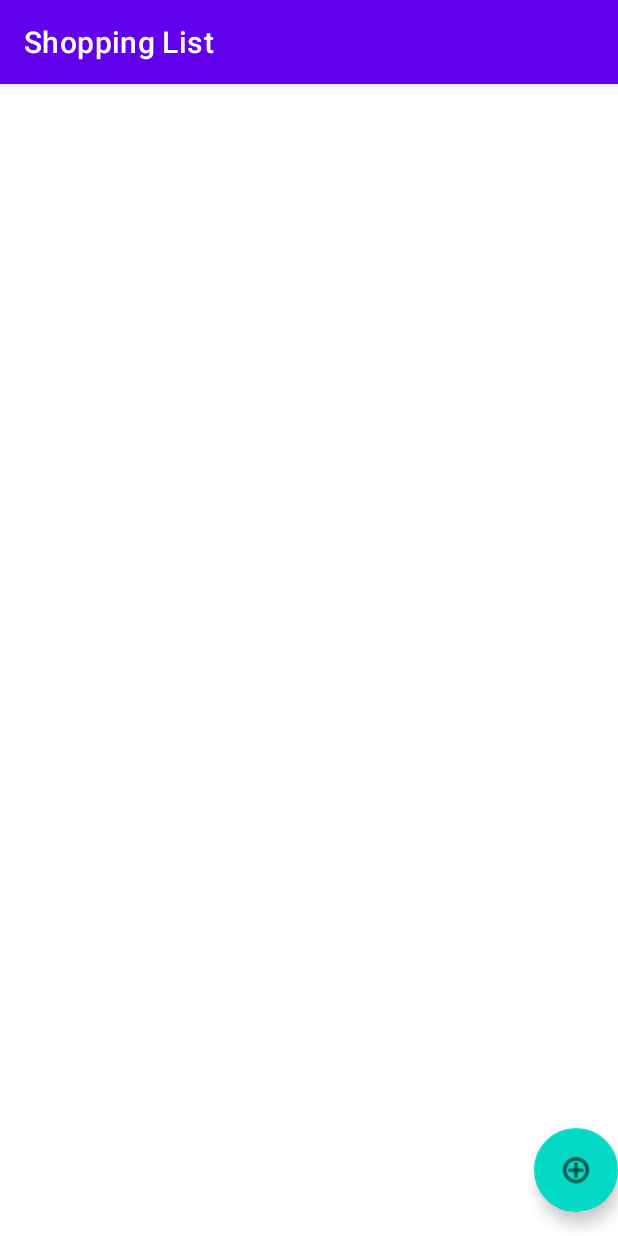
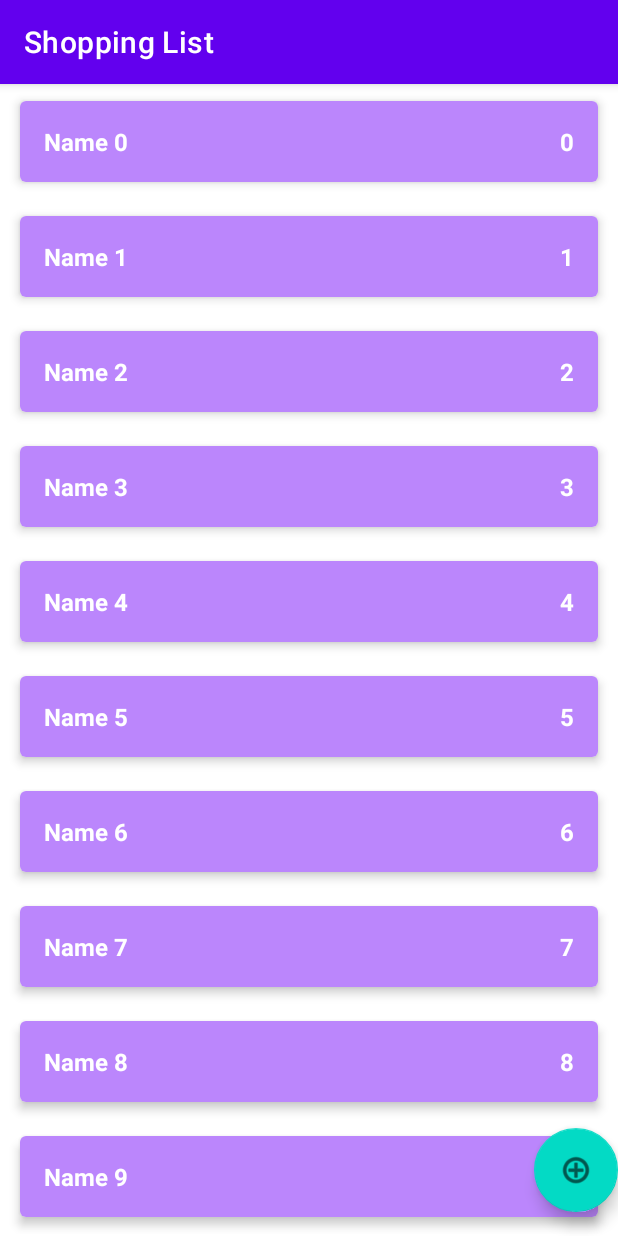
Before and after one commit to Detribes/ShoppingList, an Android app: the screen it shows after launch (MainActivity), on a phone screen of 412 x 824 dp. Run offline under Robolectric (Android 15) with nearby library versions, the phone set to English and light mode, and no system bars.

Commit message:
View Holders with adapters has added(almost)

```diff
--- a/app/src/main/java/com/example/shoppinglist/data/ShopListRepositoryImpl.kt
+++ b/app/src/main/java/com/example/shoppinglist/data/ShopListRepositoryImpl.kt
@@ -6,7 +6,8 @@ import com.example.shoppinglist.domain.ShopListRepository
 import java.lang.RuntimeException
 
 object ShopListRepositoryImpl : ShopListRepository{
-    private val _shopList = mutableListOf<ShopItem>()
+
+    private val _shopList = sortedSetOf<ShopItem>({ o1, o2 -> o1.id.compareTo(o2.id)})
     private val _shopListLiveData = MutableLiveData<List<ShopItem>>()
     private var _autoIncrementedID = 0
 
--- a/app/src/main/java/com/example/shoppinglist/presenter/MainActivity.kt
+++ b/app/src/main/java/com/example/shoppinglist/presenter/MainActivity.kt
@@ -2,27 +2,49 @@ package com.example.shoppinglist.presenter
 
 import androidx.appcompat.app.AppCompatActivity
 import android.os.Bundle
-import android.util.Log
+import android.view.LayoutInflater
+import android.widget.LinearLayout
+import android.widget.TextView
 import androidx.lifecycle.ViewModelProvider
 import com.example.shoppinglist.R
+import com.example.shoppinglist.domain.ShopItem
 
 class MainActivity : AppCompatActivity() {
 
-    private lateinit var _viewModel: MainViewModel
-
-    private var _count = 0
+    private lateinit var _viewModel :MainViewModel
+    private lateinit var _llShopeList :LinearLayout
 
     override fun onCreate(savedInstanceState: Bundle?) {
         super.onCreate(savedInstanceState)
         setContentView(R.layout.activity_main)
+        _llShopeList = findViewById(R.id.llShopList)
         _viewModel = ViewModelProvider(this)[MainViewModel::class.java]
         _viewModel.shopList.observe(this) {
-            Log.d("Main Activity Test", it.toString())
-            if (_count == 0) {
-                _count++
-                val item = it[0]
-                _viewModel.changeActiveState(item)
+            _showList(it)
+        }
+    }
+    private fun _showList(list :List<ShopItem>) {
+        _llShopeList.removeAllViews()
+
+        for(shopItem in list){
+            val layoutId = if(shopItem.active) {
+                R.layout.item_shop_enabled
+            } else {
+                R.layout.item_shop_disabled
             }
+            val view = LayoutInflater.from(this).inflate(layoutId, _llShopeList,false)
+            val tvName = view.findViewById<TextView>(R.id.tvName)
+            val tvCount = view.findViewById<TextView>(R.id.tvCount)
+
+            tvName.text = shopItem.name
+            tvCount.text = shopItem.count.toString()
+
+            view.setOnLongClickListener {
+                _viewModel.changeActiveState(shopItem)
+                true //True variarty needs for correctly work of SOLCL. These may be False var
+            }
+
+            _llShopeList.addView(view)
         }
     }
 }
--- a/app/src/main/res/layout/activity_main.xml
+++ b/app/src/main/res/layout/activity_main.xml
@@ -6,8 +6,21 @@
     android:layout_height="match_parent"
     tools:context=".presenter.MainActivity">
 
+    <ScrollView
+        android:layout_width="match_parent"
+        android:layout_height="match_parent">
+
+        <LinearLayout
+            android:id="@+id/llShopList"
+            android:layout_width="match_parent"
+            android:layout_height="wrap_content"
+            android:orientation="vertical"
+            />
+        </ScrollView>
+
     <androidx.recyclerview.widget.RecyclerView
         android:id="@+id/rvShopList"
+        android:visibility="gone"
         android:layout_width="0dp"
         android:layout_height="0dp"
         app:layout_constraintBottom_toBottomOf="parent"
```
Also changed, not shown: app/src/main/java/com/example/shoppinglist/presenter/ShopListAdapter.kt (added, +35 -0 lines).
